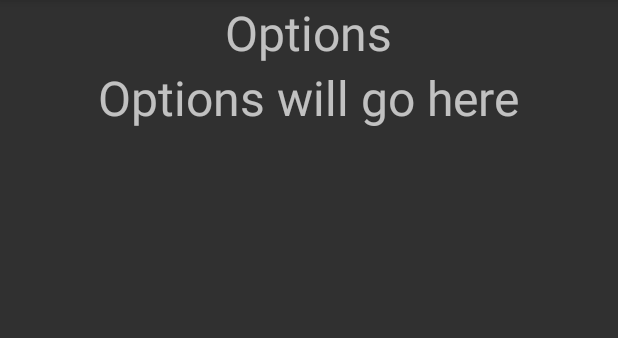
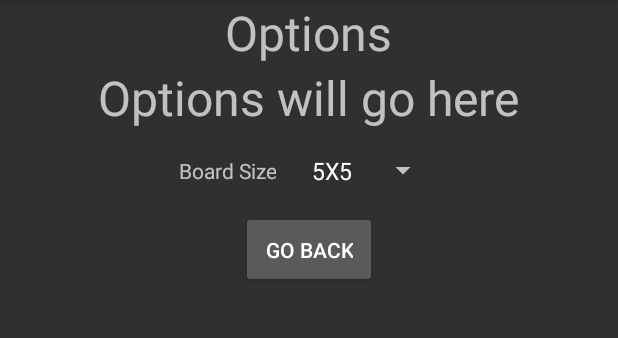
Before and after one commit to chualex/TheKightsTour, an Android app: the screen it shows after launch (OptionsActivity), after a tap on "OPTIONS", on a phone screen of 412 x 824 dp, the part 84-422 px from its top. Run offline under Robolectric (Android 15) with nearby library versions, the phone set to English and light mode, and no system bars.

Commit message:
Allocation for buttons done dynamically and gets board size from options.

```diff
--- a/app/src/main/java/com/csci448/alchu/thekightstour/OptionsActivity.java
+++ b/app/src/main/java/com/csci448/alchu/thekightstour/OptionsActivity.java
@@ -10,7 +10,7 @@ import android.support.v4.app.Fragment;
  */
 
 public class OptionsActivity extends SingleFragmentActivity {
-    private static final String EXTRA_ISHUMAN = "com.optionsactivity.ishuman";
+    private static final String EXTRA_BOARD_SIZE = "com.optionsactivity.boardsize";
     private static final String EXTRA_DIFFICULTY = "com.optionsactivity.difficulty";
     private static final String EXTRA_WINS = "com.optionsactivity.wins";
     private static final String EXTRA_LOSSES = "com.optionsactivity.losses";
@@ -30,10 +30,9 @@ public class OptionsActivity extends SingleFragmentActivity {
      */
     @Override
     protected Fragment createFragment() {
-        boolean isHuman = (boolean) getIntent().getBooleanExtra(EXTRA_ISHUMAN, false);
-        int wins = (int) getIntent().getIntExtra(EXTRA_WINS, 0);
-        int losses = (int) getIntent().getIntExtra(EXTRA_LOSSES,0);
-        return OptionsFragment.newInstance();
+        int boardSize = (int) getIntent().getIntExtra(EXTRA_BOARD_SIZE, 0);
+
+        return OptionsFragment.newInstance(boardSize);
     }
 
     /**
@@ -43,9 +42,9 @@ public class OptionsActivity extends SingleFragmentActivity {
 
      * @return the new intent with the extras
      */
-    public static Intent newIntent(Context packageContext) {
+    public static Intent newIntent(Context packageContext, int boardSize) {
         Intent intent = new Intent(packageContext, OptionsActivity.class);
-        //intent.putExtra(EXTRA_ISHUMAN, isHuman);
+        intent.putExtra(EXTRA_BOARD_SIZE, boardSize);
 
         return intent;
     }
--- a/app/src/main/java/com/csci448/alchu/thekightstour/OptionsFragment.java
+++ b/app/src/main/java/com/csci448/alchu/thekightstour/OptionsFragment.java
@@ -9,7 +9,6 @@ import android.view.View;
 import android.view.ViewGroup;
 import android.widget.AdapterView;
 import android.widget.Button;
-import android.widget.CompoundButton;
 import android.widget.Spinner;
 import android.widget.ToggleButton;
 
@@ -21,11 +20,10 @@ import android.widget.ToggleButton;
 
 public class OptionsFragment extends Fragment {
     private Button mGoBackButton;
-    private ToggleButton mIsHumanButton;
-    private Spinner mDifficultySpinner;
+    private Spinner mBoardSizeSpinner;
+    private int mBoardSize;
 
-    private Button mResetScoresButton;
-    private static final String ARGUMENT_ISHUMAN = "com.optionsactivity.ishuman";
+    private static final String ARGUMENT_BOARDSIZE = "com.optionsactivity.boardsize";
     private static final String ARGUMENT_DIFFICULTY = "com.optionsactivity.difficulty";
     private static final String ARGUMENT_WINS = "com.optionsactivity.wins";
     private static final String ARGUMENT_LOSSES = "com.optionsactivity.losses";
@@ -40,7 +38,7 @@ public class OptionsFragment extends Fragment {
     public void onCreate(Bundle savedInstanceState) {
         super.onCreate(savedInstanceState);
 
-
+        mBoardSize = getArguments().getInt(ARGUMENT_BOARDSIZE);
 
         if (savedInstanceState != null) {
 
@@ -59,9 +57,31 @@ public class OptionsFragment extends Fragment {
     public View onCreateView(LayoutInflater inflater, ViewGroup container, Bundle savedInstanceState) {
         View view = inflater.inflate(R.layout.fragment_options, container, false);
 
+// Sets up drop down menu for the difficulty
+        mBoardSizeSpinner = (Spinner) view.findViewById(R.id.spinner_board_size);
+        mBoardSizeSpinner.setSelection(mBoardSize - 4);
+        mBoardSizeSpinner.setOnItemSelectedListener(new AdapterView.OnItemSelectedListener() {
+            @Override
+            public void onItemSelected(AdapterView<?> adapterView, View view, int i, long l) {
+                mBoardSize = i + 4;
+            }
 
+            @Override
+            public void onNothingSelected(AdapterView<?> adapterView) {
 
+            }
+        });
 
+        // sets up go back button
+        // if pressed brings up the welcome fragment
+        mGoBackButton = (Button) view.findViewById(R.id.go_back_button);
+        mGoBackButton.setOnClickListener(new View.OnClickListener() {
+            @Override
+            public void onClick(View view) {
+                setReturnResult();
+                getActivity().finish();
+            }
+        });
 
         return view;
     }
@@ -73,11 +93,9 @@ public class OptionsFragment extends Fragment {
      * @return new instance of the options fragment with the parameters passed as a bundle.
      *
      */
-    public static OptionsFragment newInstance() {
+    public static OptionsFragment newInstance(int boardSize) {
         Bundle args = new Bundle();
-        //args.putBoolean(ARGUMENT_ISHUMAN, isHuman);
-
-
+        args.putInt(ARGUMENT_BOARDSIZE, boardSize);
         OptionsFragment frag = new OptionsFragment();
         frag.setArguments(args);
         return frag;
@@ -85,8 +103,7 @@ public class OptionsFragment extends Fragment {
 
     public void setReturnResult() {
         Intent resultIntent = new Intent();
-        //resultIntent.putExtra(ARGUMENT_ISHUMAN, mIsHuman);
-
+        resultIntent.putExtra(ARGUMENT_BOARDSIZE, mBoardSize);
         getActivity().setResult(Activity.RESULT_OK, resultIntent);
     }
 
@@ -97,39 +114,19 @@ public class OptionsFragment extends Fragment {
     @Override
     public void onSaveInstanceState(Bundle outState) {
         super.onSaveInstanceState(outState);
-        //outState.putBoolean(ARGUMENT_ISHUMAN, mIsHuman);
-
-    }
-
-    /**
-     * Returns whether the user set a human or computer payer to the welcome fragment.
-     *
-     * @param result Intent being passed from
-     * @return Whether the user set a computer or human opponent
-     */
-    public static boolean returnIsHuman(Intent result) {
-        return result.getBooleanExtra(ARGUMENT_ISHUMAN, false);
+        outState.putInt(ARGUMENT_BOARDSIZE, mBoardSize);
     }
 
 
 
+
     /**
-     * Returns the number of wins back to the Welcome Fragment
+     * Returns the board size back to the Welcome Fragment
      * @param result Intent being passed from
-     * @return The number of wins
+     * @return The board size selected
      */
-    public static int returnWins(Intent result) {
-        return  result.getIntExtra(ARGUMENT_WINS, 0);
+    public static int returnBoardSize(Intent result) {
+        return  result.getIntExtra(ARGUMENT_BOARDSIZE, 0);
     }
 
-    /**
-     * Returns the number of losses back to the Welcome Fragment
-     * @param result Intent being passed from
-     * @return The number of losses
-     */
-    public static int returnLosses(Intent result) {
-        return  result.getIntExtra(ARGUMENT_LOSSES, 0);
-    }
-
-
 }
--- a/app/src/main/java/com/csci448/alchu/thekightstour/WelcomeFragment.java
+++ b/app/src/main/java/com/csci448/alchu/thekightstour/WelcomeFragment.java
@@ -22,7 +22,6 @@ public class WelcomeFragment extends Fragment {
     private Button mQuitButton;
     private Button mLeaderboardButton;
     private int mBoardSize;
-
     private static final int REQUEST_CODE_OPTIONS = 0;
     private static final int REQUEST_CODE_GAME = 1;
     private static final String ARGUMENT_ISHUMAN = "com.welcomeactivity.ishuman";
@@ -38,6 +37,7 @@ public class WelcomeFragment extends Fragment {
     public void onCreate(Bundle savedInstanceState) {
         super.onCreate(savedInstanceState);
 
+        mBoardSize = 5;
         if (savedInstanceState != null) {
 
         }
@@ -58,7 +58,7 @@ public class WelcomeFragment extends Fragment {
         mPlayButton.setOnClickListener(new View.OnClickListener() {
             @Override
             public void onClick(View view) {
-                Intent i = GameActivity.newIntent(getActivity());
+                Intent i = GameActivity.newIntent(getActivity(), mBoardSize);
                 startActivityForResult(i, REQUEST_CODE_GAME);
             }
         });
@@ -68,7 +68,7 @@ public class WelcomeFragment extends Fragment {
         mOptionsButton.setOnClickListener(new View.OnClickListener() {
             @Override
             public void onClick(View view) {
-                Intent i = OptionsActivity.newIntent(getActivity());
+                Intent i = OptionsActivity.newIntent(getActivity(), mBoardSize);
                 startActivityForResult(i, REQUEST_CODE_OPTIONS);
             }
         });
@@ -118,6 +118,7 @@ public class WelcomeFragment extends Fragment {
             if (data == null) {
                 return;
             }
+            mBoardSize = OptionsFragment.returnBoardSize(data);
 
         }
 
--- a/app/src/main/res/layout/fragment_options.xml
+++ b/app/src/main/res/layout/fragment_options.xml
@@ -17,4 +17,31 @@
         android:text="@string/options_place_holder"
         android:layout_gravity="center"
         android:textSize="32dp"/>
+    <LinearLayout
+        android:layout_width="wrap_content"
+        android:layout_height="wrap_content"
+        android:layout_gravity="center">
+        <TextView
+            android:layout_width="wrap_content"
+            android:layout_height="match_parent"
+            android:text="@string/board_size"
+            android:gravity="center"/>
+        <Spinner
+            android:id="@+id/spinner_board_size"
+            android:layout_width="wrap_content"
+            android:layout_height="wrap_content"
+            android:layout_gravity="center"
+            android:entries="@array/board_size_array"
+            android:padding="16dp">
+        </Spinner>
+    </LinearLayout>
+
+    <Button
+        android:id="@+id/go_back_button"
+        android:layout_width="wrap_content"
+        android:layout_height="wrap_content"
+        android:text="@string/go_back"
+        android:layout_gravity="center"
+        android:padding="16dp" />
+
 </LinearLayout>
--- a/app/src/main/res/values/strings.xml
+++ b/app/src/main/res/values/strings.xml
@@ -5,10 +5,14 @@
     <string name="options">Options</string>
     <string name="quit">Quit</string>
 
-    <string-array name="difficulty">
-        <item>Easy</item>
-        <item>Medium</item>
-        <item>Hard</item>
+    <string-array name="board_size_array">
+        <item>4X4</item>
+        <item>5X5</item>
+        <item>6X6</item>
+        <item>7X7</item>
+        <item>8X8</item>
+        <item>9X9</item>
+        <item>10X10</item>
     </string-array>
 
     <string name="options_place_holder">Options will go here</string>
@@ -21,4 +25,6 @@
     <string name="global">Global</string>
     <string name="global_place_holder">Global Leaderboard displayed here</string>
     <string name="local_place_holder">Local Leaderboard displayed here</string>
+    <string name="board_size">Board Size</string>
+    <string name="go_back">Go Back</string>
 </resources>
```
Also changed, not shown: app/src/main/java/com/csci448/alchu/thekightstour/GameActivity.java (+5 -8 lines), app/src/main/java/com/csci448/alchu/thekightstour/GameFragment.java (+9 -8 lines).
